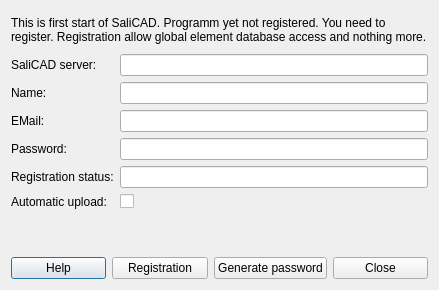
This is src/windows/SdDRegistation.ui in usiksan/SaliCAD as Qt 5 draws it before an edit. The edited form follows.
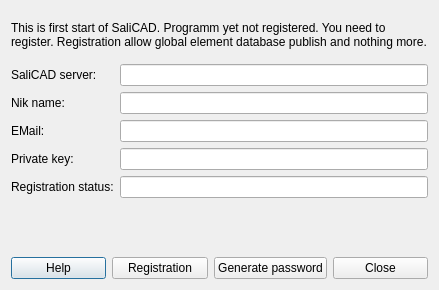
This is the edited form.

Commit message: Begin conversion library system, client account system, global library repo and private sync cloud

```diff
--- a/src/windows/SdDRegistation.ui
+++ b/src/windows/SdDRegistation.ui
@@ -17,7 +17,7 @@
    <item>
     <widget class="QLabel" name="label">
      <property name="text">
-      <string>This is first start of SaliCAD. Programm yet not registered. You need to register. Registration allow global element database access and nothing more.</string>
+      <string>This is first start of SaliCAD. Programm yet not registered. You need to register. Registration allow global element database publish and nothing more.</string>
      </property>
      <property name="wordWrap">
       <bool>true</bool>
@@ -39,7 +39,7 @@
      <item row="1" column="0">
       <widget class="QLabel" name="mNameTitle">
        <property name="text">
-        <string>Name:</string>
+        <string>Nik name:</string>
        </property>
       </widget>
      </item>
@@ -59,7 +59,7 @@
      <item row="3" column="0">
       <widget class="QLabel" name="label_6">
        <property name="text">
-        <string>Password:</string>
+        <string>Private key:</string>
        </property>
       </widget>
      </item>
@@ -80,20 +80,6 @@
        </property>
       </widget>
      </item>
-     <item row="5" column="0">
-      <widget class="QLabel" name="label_2">
-       <property name="text">
-        <string>Automatic upload:</string>
-       </property>
-      </widget>
-     </item>
-     <item row="5" column="1">
-      <widget class="QCheckBox" name="mAutomaticUpload">
-       <property name="text">
-        <string/>
-       </property>
-      </widget>
-     </item>
     </layout>
    </item>
    <item>
```
The commit also changes 419 other files.
